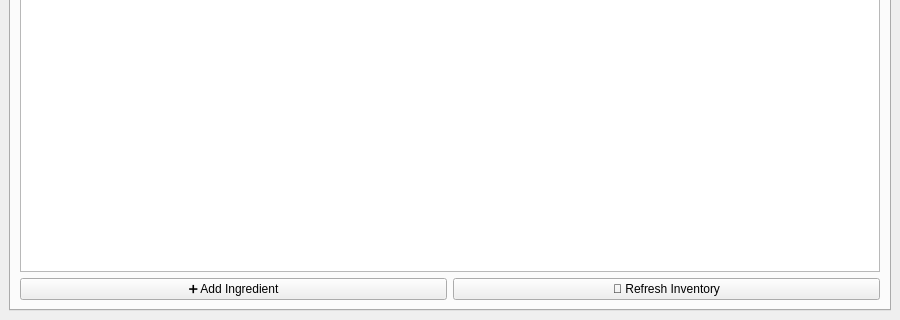
Qt form src/ui/MainWindow.ui (kuf1k/my-project) before a commit; both pictures show x 0 to 900 and y 280 to 600 of the 900 by 600 pixel window.
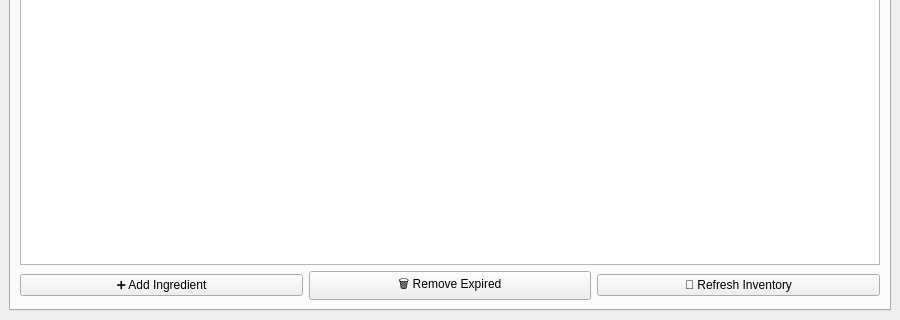
The same form after that commit.

Commit message: feat(ui): add Remove Expired button to clear expired ingredients

What changed in the file:
```diff
--- a/src/ui/MainWindow.ui
+++ b/src/ui/MainWindow.ui
@@ -49,6 +49,13 @@
                                                 </property>
                                             </widget>
                                         </item>
+                                        <item>
+                                            <widget class="QPushButton" name="removeExpiredButton">
+                                                <property name="text">
+                                                    <string>🗑️ Remove Expired</string>
+                                                </property>
+                                            </widget>
+                                        </item>
                                         <item>
                                             <widget class="QPushButton" name="refreshButton">
                                                 <property name="text">
```
The commit also changes 2 other files.
